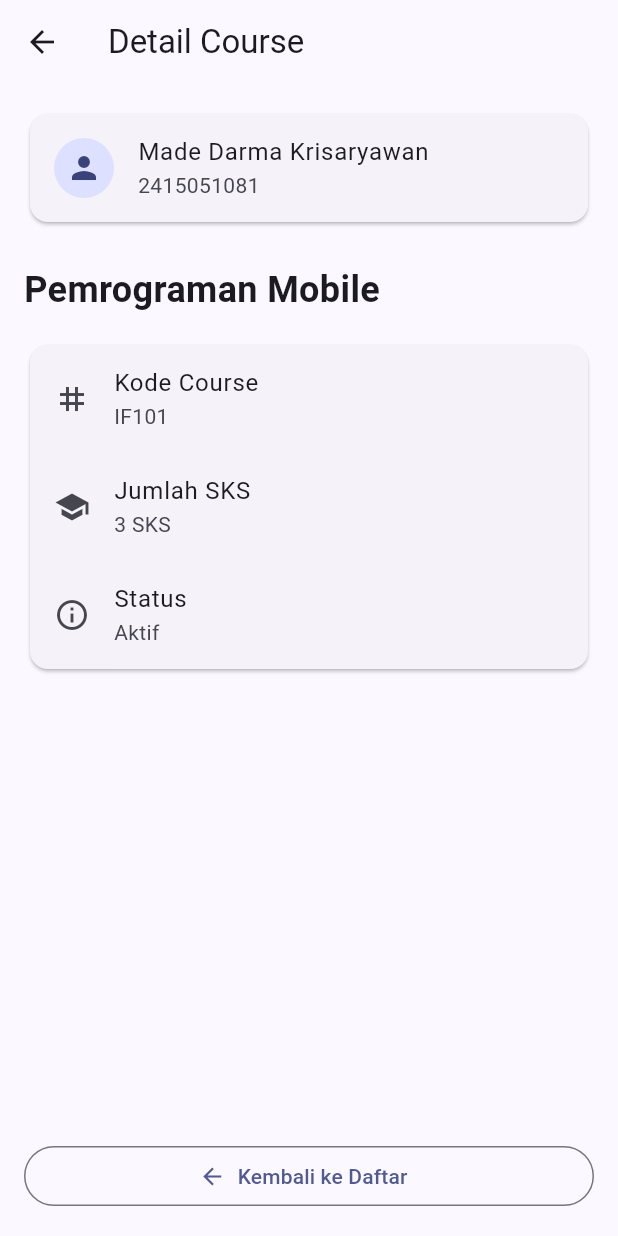
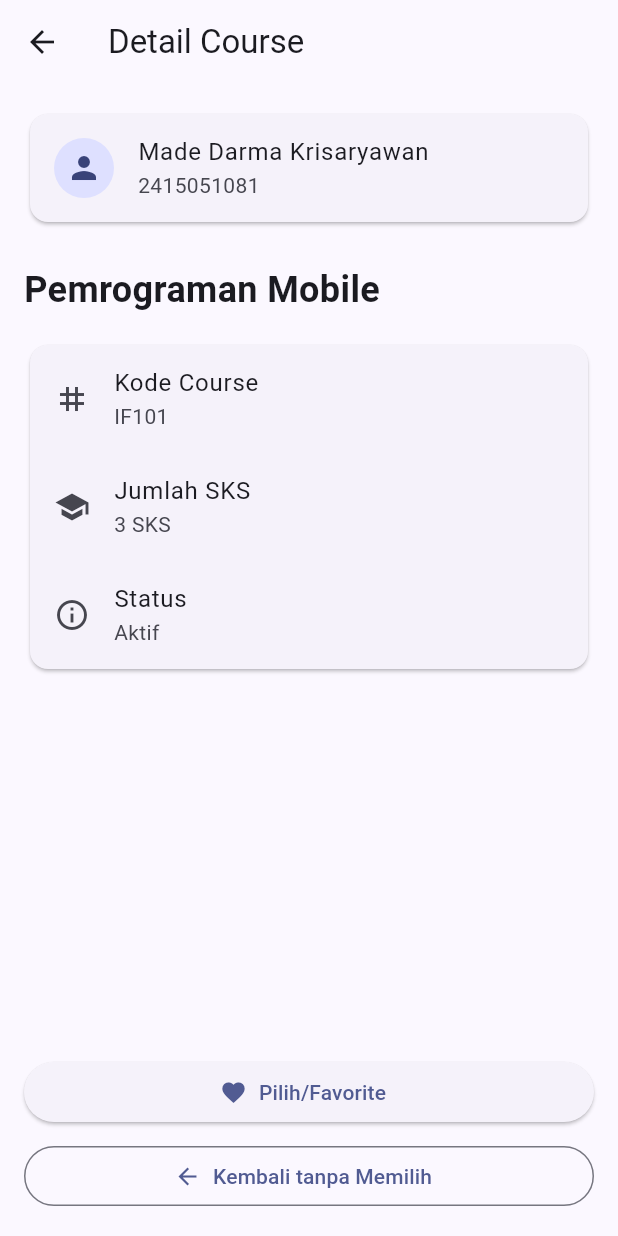
Before and after one commit to darmakrisaryawan-sys/flutter_ui_fundamentals, a Flutter app: the screen it shows after launch, after a tap on "Pemrograman Mobile", on a phone screen of 412 x 824 dp. Run offline on Flutter 3.47's test engine with Material 3 defaults, Android fonts, the phone set to English and light mode, and no system bars.

Commit message:
Tahap 9: Menambahkan hasil navigasi dan feedback favorite

```diff
--- a/lib/main.dart
+++ b/lib/main.dart
@@ -49,6 +49,24 @@ class MyApp extends StatelessWidget {
 class HomePage extends StatelessWidget {
   const HomePage({super.key});
 
+  Future<void> openCourse(
+    BuildContext context,
+    Map<String, dynamic> course,
+  ) async {
+    final bool? result = await Navigator.push<bool>(
+      context,
+      MaterialPageRoute(builder: (context) => CourseDetailPage(course: course)),
+    );
+
+    if (!context.mounted) return;
+
+    if (result == true) {
+      ScaffoldMessenger.of(context).showSnackBar(
+        SnackBar(content: Text('${course['title']} ditambahkan ke Favorite!')),
+      );
+    }
+  }
+
   @override
   Widget build(BuildContext context) {
     return Scaffold(
@@ -79,14 +97,7 @@ class HomePage extends StatelessWidget {
                   '${course['credits']} SKS',
                 ),
                 trailing: const Icon(Icons.arrow_forward_ios, size: 16),
-                onTap: () {
-                  Navigator.push(
-                    context,
-                    MaterialPageRoute(
-                      builder: (context) => CourseDetailPage(course: course),
-                    ),
-                  );
-                },
+                onTap: () => openCourse(context, course),
               ),
             ),
         ],
@@ -146,12 +157,23 @@ class CourseDetailPage extends StatelessWidget {
             const Spacer(),
             SizedBox(
               width: double.infinity,
+              child: ElevatedButton.icon(
+                onPressed: () {
+                  Navigator.pop(context, true);
+                },
+                icon: const Icon(Icons.favorite),
+                label: const Text('Pilih/Favorite'),
+              ),
+            ),
+            const SizedBox(height: 8),
+            SizedBox(
+              width: double.infinity,
               child: OutlinedButton.icon(
                 onPressed: () {
                   Navigator.pop(context);
                 },
                 icon: const Icon(Icons.arrow_back),
-                label: const Text('Kembali ke Daftar'),
+                label: const Text('Kembali tanpa Memilih'),
               ),
             ),
           ],
```
